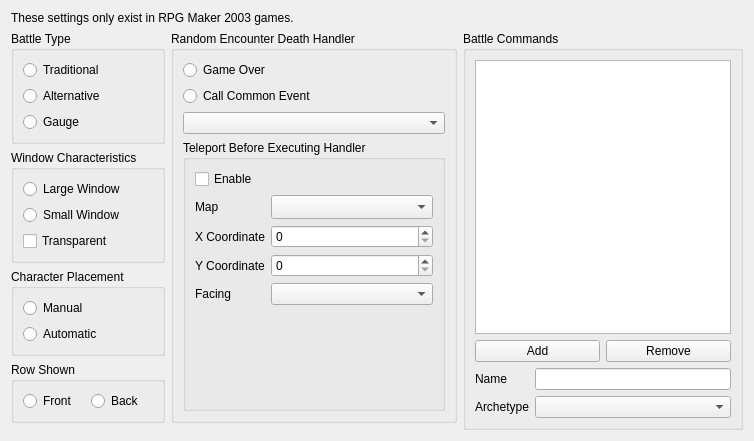
This is src/ui/database/battle_screen_widget.ui in oulianov/Editor as Qt 5 draws it before an edit. The edited form follows.
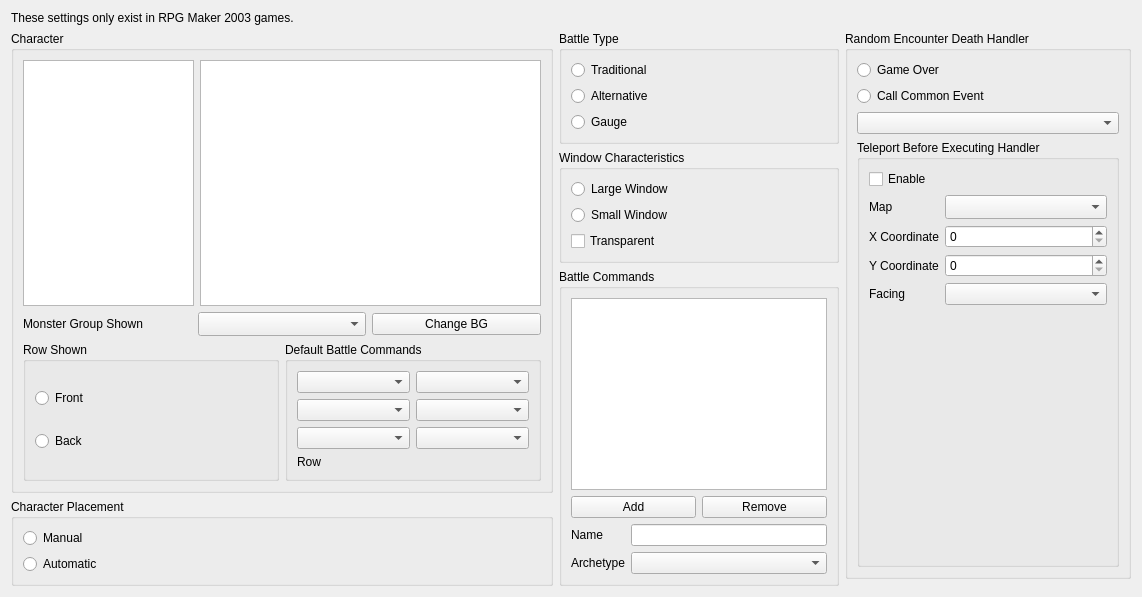
This is the edited form. Custom widgets are drawn as their Qt base class.

```diff
--- a/src/ui/database/battle_screen_widget.ui
+++ b/src/ui/database/battle_screen_widget.ui
@@ -34,6 +34,178 @@
       <item>
        <layout class="QVBoxLayout" name="layoutLeft">
         <item>
+         <widget class="QGroupBox" name="groupCharacter">
+          <property name="sizePolicy">
+           <sizepolicy hsizetype="Expanding" vsizetype="Expanding">
+            <horstretch>2</horstretch>
+            <verstretch>1</verstretch>
+           </sizepolicy>
+          </property>
+          <property name="title">
+           <string>Character</string>
+          </property>
+          <layout class="QGridLayout" name="layoutCharacter">
+           <item row="0" column="0">
+            <widget class="QListWidget" name="listHeroes">
+             <property name="sizePolicy">
+              <sizepolicy hsizetype="Preferred" vsizetype="Expanding">
+               <horstretch>1</horstretch>
+               <verstretch>0</verstretch>
+              </sizepolicy>
+             </property>
+             <property name="toolTip">
+              <string>The hero shown in the battle screen</string>
+             </property>
+            </widget>
+           </item>
+           <item row="0" column="1">
+            <widget class="EnemyGroupView" name="graphicsLayout">
+             <property name="sizePolicy">
+              <sizepolicy hsizetype="Expanding" vsizetype="Expanding">
+               <horstretch>2</horstretch>
+               <verstretch>1</verstretch>
+              </sizepolicy>
+             </property>
+             <property name="toolTip">
+              <string>Drag the hero to place them in battle (Manual placement)</string>
+             </property>
+            </widget>
+           </item>
+           <item row="1" column="0" colspan="2">
+            <layout class="QHBoxLayout" name="layoutPreviewOptions">
+             <item>
+              <widget class="QLabel" name="labelTroopShown">
+               <property name="text">
+                <string>Monster Group Shown</string>
+               </property>
+               <property name="buddy">
+                <cstring>comboTroopShown</cstring>
+               </property>
+              </widget>
+             </item>
+             <item>
+              <widget class="QComboBox" name="comboTroopShown">
+               <property name="toolTip">
+                <string>Shown here only, to place the heroes</string>
+               </property>
+               <property name="sizeAdjustPolicy">
+                <enum>QComboBox::AdjustToMinimumContentsLengthWithIcon</enum>
+               </property>
+               <property name="minimumContentsLength">
+                <number>10</number>
+               </property>
+              </widget>
+             </item>
+             <item>
+              <widget class="QPushButton" name="pushChangeBackdrop">
+               <property name="toolTip">
+                <string>Background shown here only, to place the heroes</string>
+               </property>
+               <property name="text">
+                <string>Change BG</string>
+               </property>
+              </widget>
+             </item>
+            </layout>
+           </item>
+           <item row="2" column="0" colspan="2">
+            <layout class="QHBoxLayout" name="layoutHeroOptions">
+             <item>
+              <widget class="QGroupBox" name="groupRow">
+               <property name="title">
+                <string>Row Shown</string>
+               </property>
+               <layout class="QVBoxLayout" name="layoutRow">
+                <item>
+                 <widget class="QRadioButton" name="radioRowFront">
+                  <property name="text">
+                   <string>Front</string>
+                  </property>
+                 </widget>
+                </item>
+                <item>
+                 <widget class="QRadioButton" name="radioRowBack">
+                  <property name="text">
+                   <string>Back</string>
+                  </property>
+                 </widget>
+                </item>
+               </layout>
+              </widget>
+             </item>
+             <item>
+              <widget class="QGroupBox" name="groupHeroCommands">
+               <property name="toolTip">
+                <string>The battle commands of the hero (a class gives its own)</string>
+               </property>
+               <property name="title">
+                <string>Default Battle Commands</string>
+               </property>
+               <layout class="QGridLayout" name="layoutHeroCommands">
+                <item row="0" column="0">
+                 <widget class="QComboBox" name="comboHeroCommand1" />
+                </item>
+                <item row="0" column="1">
+                 <widget class="QComboBox" name="comboHeroCommand2" />
+                </item>
+                <item row="1" column="0">
+                 <widget class="QComboBox" name="comboHeroCommand3" />
+                </item>
+                <item row="1" column="1">
+                 <widget class="QComboBox" name="comboHeroCommand4" />
+                </item>
+                <item row="2" column="0">
+                 <widget class="QComboBox" name="comboHeroCommand5" />
+                </item>
+                <item row="2" column="1">
+                 <widget class="QComboBox" name="comboHeroCommand6" />
+                </item>
+                <item row="3" column="0">
+                 <widget class="QLabel" name="labelHeroRowCommand">
+                  <property name="toolTip">
+                   <string>The last command is always Row</string>
+                  </property>
+                  <property name="text">
+                   <string>Row</string>
+                  </property>
+                 </widget>
+                </item>
+               </layout>
+              </widget>
+             </item>
+            </layout>
+           </item>
+          </layout>
+         </widget>
+        </item>
+        <item>
+         <widget class="QGroupBox" name="groupPlacement">
+          <property name="title">
+           <string>Character Placement</string>
+          </property>
+          <layout class="QVBoxLayout" name="layoutPlacement">
+           <item>
+            <widget class="QRadioButton" name="radioPlacementManual">
+             <property name="text">
+              <string>Manual</string>
+             </property>
+            </widget>
+           </item>
+           <item>
+            <widget class="QRadioButton" name="radioPlacementAutomatic">
+             <property name="text">
+              <string>Automatic</string>
+             </property>
+            </widget>
+           </item>
+          </layout>
+         </widget>
+        </item>
+       </layout>
+      </item>
+      <item>
+       <layout class="QVBoxLayout" name="layoutMiddle">
+        <item>
          <widget class="QGroupBox" name="groupBattleType">
           <property name="title">
            <string>Battle Type</string>
@@ -94,62 +266,72 @@
          </widget>
         </item>
         <item>
-         <widget class="QGroupBox" name="groupPlacement">
+         <widget class="QGroupBox" name="groupCommands">
           <property name="title">
-           <string>Character Placement</string>
+           <string>Battle Commands</string>
           </property>
-          <layout class="QVBoxLayout" name="layoutPlacement">
+          <layout class="QVBoxLayout" name="layoutCommands">
            <item>
-            <widget class="QRadioButton" name="radioPlacementManual">
-             <property name="text">
-              <string>Manual</string>
-             </property>
-            </widget>
+            <widget class="QListWidget" name="listCommands" />
            </item>
            <item>
-            <widget class="QRadioButton" name="radioPlacementAutomatic">
-             <property name="text">
-              <string>Automatic</string>
-             </property>
-            </widget>
+            <layout class="QHBoxLayout" name="layoutCommandButtons">
+             <item>
+              <widget class="QPushButton" name="pushAddCommand">
+               <property name="text">
+                <string>Add</string>
+               </property>
+              </widget>
+             </item>
+             <item>
+              <widget class="QPushButton" name="pushRemoveCommand">
+               <property name="toolTip">
+                <string>Removes the last command</string>
+               </property>
+               <property name="text">
+                <string>Remove</string>
+               </property>
+              </widget>
+             </item>
+            </layout>
            </item>
-          </layout>
-         </widget>
-        </item>
-        <item>
-         <widget class="QGroupBox" name="groupRow">
-          <property name="title">
-           <string>Row Shown</string>
-          </property>
-          <layout class="QHBoxLayout" name="layoutRow">
            <item>
-            <widget class="QRadioButton" name="radioRowFront">
-             <property name="text">
-              <string>Front</string>
-             </property>
-            </widget>
+            <layout class="QFormLayout" name="layoutCommand">
+             <item row="0" column="0">
+              <widget class="QLabel" name="labelCommandName">
+               <property name="text">
+                <string>Name</string>
+               </property>
+               <property name="buddy">
+                <cstring>lineCommandName</cstring>
+               </property>
+              </widget>
+             </item>
+             <item row="0" column="1">
+              <widget class="QLineEdit" name="lineCommandName" />
+             </item>
+             <item row="1" column="0">
+              <widget class="QLabel" name="labelCommandType">
+               <property name="text">
+                <string>Archetype</string>
+               </property>
+               <property name="buddy">
+                <cstring>comboCommandType</cstring>
+               </property>
+              </widget>
+             </item>
+             <item row="1" column="1">
+              <widget class="QComboBox" name="comboCommandType" />
+             </item>
+            </layout>
            </item>
-           <item>
-            <widget class="QRadioButton" name="radioRowBack">
-             <property name="text">
-              <string>Back</string>
-             </property>
-            </widget>
-           </item>
           </layout>
          </widget>
         </item>
-        <item>
-         <spacer name="spacerLeft">
-          <property name="orientation">
-           <enum>Qt::Vertical</enum>
-          </property>
-         </spacer>
-        </item>
        </layout>
       </item>
       <item>
-       <layout class="QVBoxLayout" name="layoutMiddle">
+       <layout class="QVBoxLayout" name="layoutRight">
         <item>
          <widget class="QGroupBox" name="groupDeathHandler">
           <property name="title">
@@ -260,7 +442,7 @@
          </widget>
         </item>
         <item>
-         <spacer name="spacerMiddle">
+         <spacer name="spacerRight">
           <property name="orientation">
            <enum>Qt::Vertical</enum>
           </property>
@@ -268,75 +450,17 @@
         </item>
        </layout>
       </item>
-      <item>
-       <widget class="QGroupBox" name="groupCommands">
-        <property name="title">
-         <string>Battle Commands</string>
-        </property>
-        <layout class="QVBoxLayout" name="layoutCommands">
-         <item>
-          <widget class="QListWidget" name="listCommands"/>
-         </item>
-         <item>
-          <layout class="QHBoxLayout" name="layoutCommandButtons">
-           <item>
-            <widget class="QPushButton" name="pushAddCommand">
-             <property name="text">
-              <string>Add</string>
-             </property>
-            </widget>
-           </item>
-           <item>
-            <widget class="QPushButton" name="pushRemoveCommand">
-             <property name="toolTip">
-              <string>Removes the last command</string>
-             </property>
-             <property name="text">
-              <string>Remove</string>
-             </property>
-            </widget>
-           </item>
-          </layout>
-         </item>
-         <item>
-          <layout class="QFormLayout" name="layoutCommand">
-           <item row="0" column="0">
-            <widget class="QLabel" name="labelCommandName">
-             <property name="text">
-              <string>Name</string>
-             </property>
-             <property name="buddy">
-              <cstring>lineCommandName</cstring>
-             </property>
-            </widget>
-           </item>
-           <item row="0" column="1">
-            <widget class="QLineEdit" name="lineCommandName"/>
-           </item>
-           <item row="1" column="0">
-            <widget class="QLabel" name="labelCommandType">
-             <property name="text">
-              <string>Archetype</string>
-             </property>
-             <property name="buddy">
-              <cstring>comboCommandType</cstring>
-             </property>
-            </widget>
-           </item>
-           <item row="1" column="1">
-            <widget class="QComboBox" name="comboCommandType"/>
-           </item>
-          </layout>
-         </item>
-        </layout>
-       </widget>
-      </item>
      </layout>
     </widget>
    </item>
   </layout>
  </widget>
  <customwidgets>
+  <customwidget>
+   <class>EnemyGroupView</class>
+   <extends>QGraphicsView</extends>
+   <header>ui/database/enemy_group_view.h</header>
+  </customwidget>
   <customwidget>
    <class>CommonEventRpgComboBox</class>
    <extends>QComboBox</extends>
```
Left out of the diff: 8 changed lines with no effect on the pictures.
